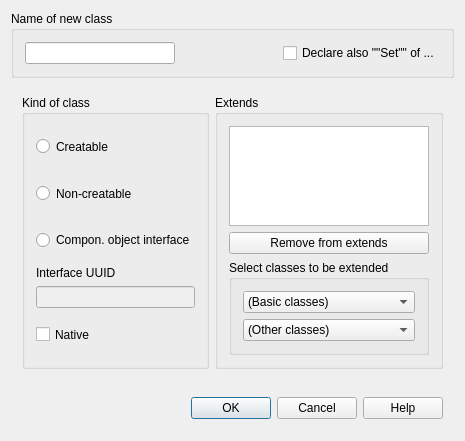
Above: lavape/src/LavaPE_UI/idd_interfacebox.ui from berkus/lavape before the change. Below: the same form after it.
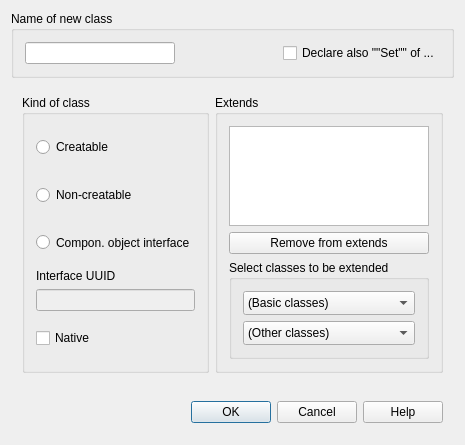
That is the form after the change.

The edit to the form file:
```diff
--- a/lavape/src/LavaPE_UI/idd_interfacebox.ui
+++ b/lavape/src/LavaPE_UI/idd_interfacebox.ui
@@ -19,8 +19,11 @@
   <property name="windowTitle">
    <string>Lava Class</string>
   </property>
-  <layout class="QVBoxLayout" name="verticalLayout_3">
-   <item>
+  <layout class="QGridLayout" name="gridLayout">
+   <property name="sizeConstraint">
+    <enum>QLayout::SetFixedSize</enum>
+   </property>
+   <item row="0" column="0">
     <widget class="QGroupBox" name="groupBox">
      <property name="sizePolicy">
       <sizepolicy hsizetype="Preferred" vsizetype="Fixed">
@@ -92,7 +95,7 @@
      </layout>
     </widget>
    </item>
-   <item>
+   <item row="1" column="0">
     <widget class="QWidget" name="widget_2" native="true">
      <property name="sizePolicy">
       <sizepolicy hsizetype="MinimumExpanding" vsizetype="Fixed">
@@ -305,7 +308,7 @@
                </sizepolicy>
               </property>
               <property name="sizeAdjustPolicy">
-               <enum>QComboBox::AdjustToContents</enum>
+               <enum>QComboBox::AdjustToMinimumContentsLengthWithIcon</enum>
               </property>
               <item>
                <property name="text">
@@ -323,7 +326,7 @@
                </sizepolicy>
               </property>
               <property name="sizeAdjustPolicy">
-               <enum>QComboBox::AdjustToContents</enum>
+               <enum>QComboBox::AdjustToMinimumContentsLengthWithIcon</enum>
               </property>
               <item>
                <property name="text">
@@ -341,7 +344,7 @@
      </layout>
     </widget>
    </item>
-   <item>
+   <item row="2" column="0">
     <widget class="QWidget" name="widget" native="true">
      <property name="sizePolicy">
       <sizepolicy hsizetype="Preferred" vsizetype="Fixed">
```
